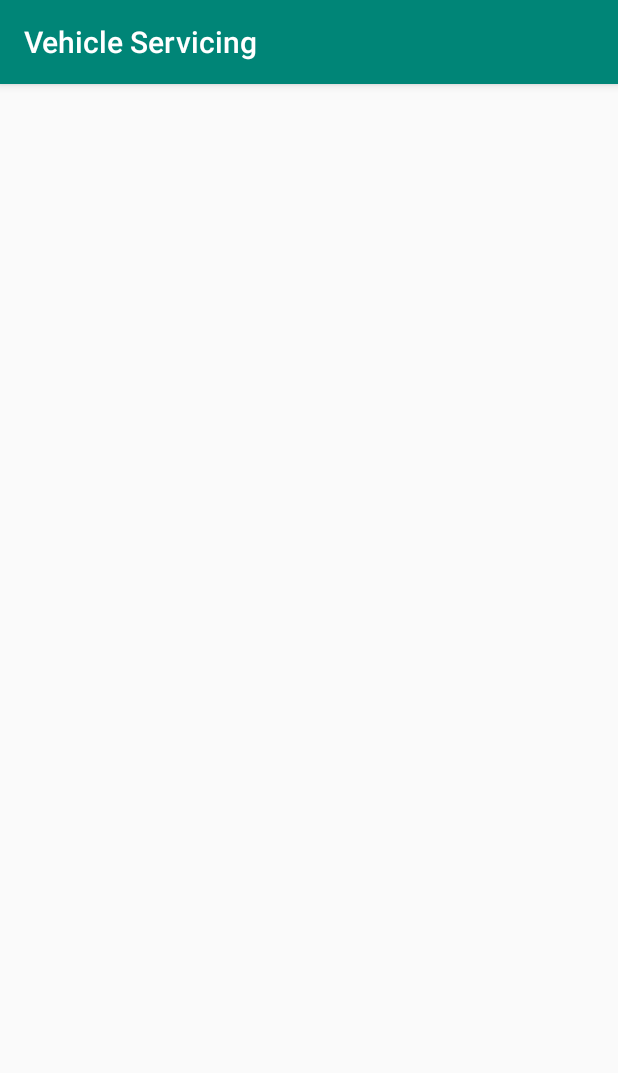
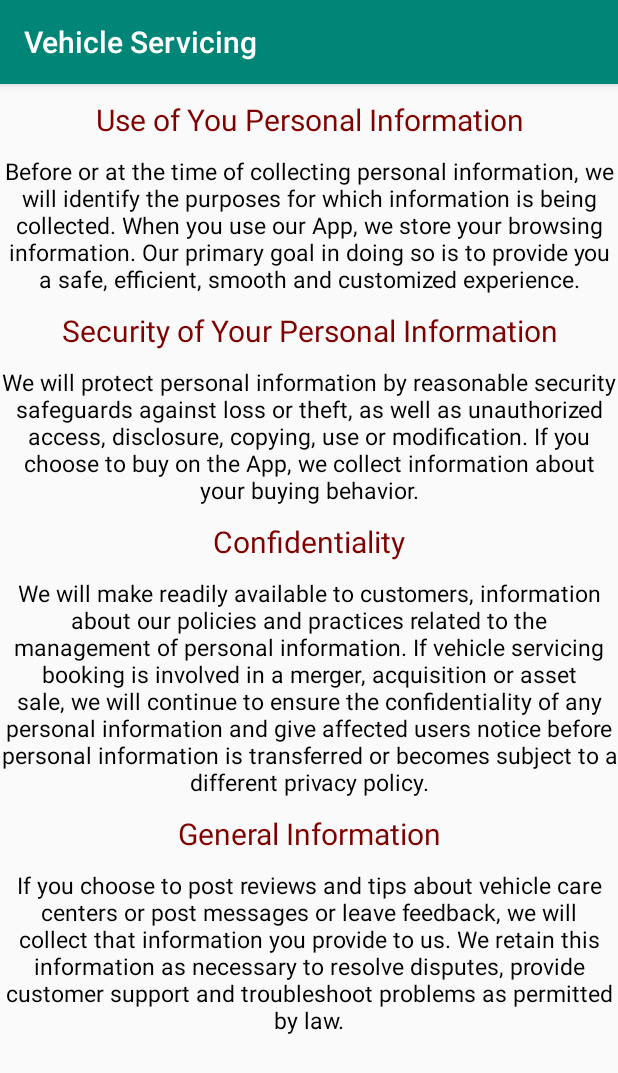
Before and after one commit to Ayushgjl/VehicleServicing, an Android app: the fragment ToolsFragment shown on its own in the app's theme, on a phone screen of 412 x 824 dp. Shown: the top 1073 px of the screen. Run offline under Robolectric (Android 15) with nearby library versions, the phone set to English and light mode, and no system bars.

Commit message:
faqs and privacy

```diff
--- a/app/src/main/java/com/ayushgjl/vehicleservicing/ui/Logout/SendFragment.java
+++ b/app/src/main/java/com/ayushgjl/vehicleservicing/ui/Logout/SendFragment.java
@@ -25,7 +25,6 @@ public class SendFragment extends Fragment {
         View root = inflater.inflate(R.layout.fragment_send,container, false);
         Intent intent = new Intent(getContext(), LoginActivity.class);
         startActivity(intent);
-
         return root;
 
 
--- /dev/null
+++ b/app/src/main/res/drawable/ic_chat_black_24dp.xml
@@ -0,0 +1,5 @@
+<vector android:height="24dp" android:tint="#8B0000"
+    android:viewportHeight="24.0" android:viewportWidth="24.0"
+    android:width="24dp" xmlns:android="http://schemas.android.com/apk/res/android">
+    <path android:fillColor="#FF000000" android:pathData="M20,2L4,2c-1.1,0 -1.99,0.9 -1.99,2L2,22l4,-4h14c1.1,0 2,-0.9 2,-2L22,4c0,-1.1 -0.9,-2 -2,-2zM6,9h12v2L6,11L6,9zM14,14L6,14v-2h8v2zM18,8L6,8L6,6h12v2z"/>
+</vector>
--- /dev/null
+++ b/app/src/main/res/drawable/ic_highlight_off_black_24dp.xml
@@ -0,0 +1,5 @@
+<vector android:height="24dp" android:tint="#8B0000"
+    android:viewportHeight="24.0" android:viewportWidth="24.0"
+    android:width="24dp" xmlns:android="http://schemas.android.com/apk/res/android">
+    <path android:fillColor="#FF000000" android:pathData="M14.59,8L12,10.59 9.41,8 8,9.41 10.59,12 8,14.59 9.41,16 12,13.41 14.59,16 16,14.59 13.41,12 16,9.41 14.59,8zM12,2C6.47,2 2,6.47 2,12s4.47,10 10,10 10,-4.47 10,-10S17.53,2 12,2zM12,20c-4.41,0 -8,-3.59 -8,-8s3.59,-8 8,-8 8,3.59 8,8 -3.59,8 -8,8z"/>
+</vector>
--- a/app/src/main/res/layout/fragment_tools.xml
+++ b/app/src/main/res/layout/fragment_tools.xml
@@ -1,19 +1,83 @@
 <?xml version="1.0" encoding="utf-8"?>
-<androidx.constraintlayout.widget.ConstraintLayout xmlns:android="http://schemas.android.com/apk/res/android"
+<LinearLayout xmlns:android="http://schemas.android.com/apk/res/android"
     xmlns:app="http://schemas.android.com/apk/res-auto"
     android:layout_width="match_parent"
-    android:layout_height="match_parent">
+    android:layout_height="match_parent"
+    android:orientation="vertical">
 
     <TextView
-        android:id="@+id/text_tools"
         android:layout_width="match_parent"
         android:layout_height="wrap_content"
-        android:layout_marginStart="8dp"
-        android:layout_marginTop="8dp"
-        android:layout_marginEnd="8dp"
-        android:textAlignment="center"
+        android:hint="Use of You Personal Information"
         android:textSize="20sp"
-        app:layout_constraintEnd_toEndOf="parent"
-        app:layout_constraintStart_toStartOf="parent"
-        app:layout_constraintTop_toTopOf="parent" />
-</androidx.constraintlayout.widget.ConstraintLayout>
+        android:gravity="center"
+        android:layout_marginTop="10sp"
+        android:textColorHint="#800000"
+        />
+    <TextView
+        android:layout_width="match_parent"
+        android:layout_height="wrap_content"
+        android:hint="Before or at the time of collecting personal information, we will identify the purposes for which information is being collected. When you use our App, we store your browsing information. Our primary goal in doing so is to provide you a safe, efficient, smooth and customized experience."
+        android:textSize="15sp"
+        android:gravity="center"
+        android:layout_marginTop="10sp"
+        android:textColorHint="#000000"
+        />
+    <TextView
+        android:layout_width="match_parent"
+        android:layout_height="wrap_content"
+        android:hint="Security of Your Personal Information"
+        android:textSize="20sp"
+        android:gravity="center"
+        android:layout_marginTop="10sp"
+        android:textColorHint="#800000"
+        />
+    <TextView
+        android:layout_width="match_parent"
+        android:layout_height="wrap_content"
+        android:hint="We will protect personal information by reasonable security safeguards against loss or theft, as well as unauthorized access, disclosure, copying, use or modification. If you choose to buy on the App, we collect information about your buying behavior."
+        android:textSize="15sp"
+        android:gravity="center"
+        android:layout_marginTop="10sp"
+        android:textColorHint="#000000"
+        />
+    <TextView
+        android:layout_width="match_parent"
+        android:layout_height="wrap_content"
+        android:hint="Confidentiality"
+        android:textSize="20sp"
+        android:gravity="center"
+        android:layout_marginTop="10sp"
+        android:textColorHint="#800000"
+        />
+    <TextView
+        android:layout_width="match_parent"
+        android:layout_height="wrap_content"
+        android:hint="We will make readily available to customers, information about our policies and practices related to the management of personal information.
+If vehicle servicing booking is involved in a merger, acquisition or asset sale, we will continue to ensure the confidentiality of any personal information and give affected users notice before personal information is transferred or becomes subject to a different privacy policy."
+        android:textSize="15sp"
+        android:gravity="center"
+        android:layout_marginTop="10sp"
+        android:textColorHint="#000000"
+        />
+    <TextView
+        android:layout_width="match_parent"
+        android:layout_height="wrap_content"
+        android:hint="General Information"
+        android:textSize="20sp"
+        android:gravity="center"
+        android:layout_marginTop="10sp"
+        android:textColorHint="#800000"
+        />
+    <TextView
+        android:layout_width="match_parent"
+        android:layout_height="wrap_content"
+        android:hint="If you choose to post reviews and tips about vehicle care centers or post messages or leave feedback, we will collect that information you provide to us. We retain this information as necessary to resolve disputes, provide customer support and troubleshoot problems as permitted by law."
+        android:textSize="15sp"
+        android:gravity="center"
+        android:layout_marginTop="10sp"
+        android:textColorHint="#000000"
+        />
+
+
+</LinearLayout>
--- a/app/src/main/res/menu/activity_main2_drawer.xml
+++ b/app/src/main/res/menu/activity_main2_drawer.xml
@@ -21,17 +21,17 @@
 
         <item
             android:id="@+id/nav_tools"
-            android:icon="@drawable/ic_location_on_black_24dp"
+            android:icon="@drawable/ic_highlight_off_black_24dp"
             android:title="Privacy and Policy" />
 
         <item
             android:id="@+id/nav_share"
-            android:icon="@drawable/ic_location_on_black_24dp"
+            android:icon="@drawable/ic_chat_black_24dp"
             android:title="FAQ" />
 
         <item
             android:id="@+id/nav_send"
-            android:icon="@drawable/ic_location_on_black_24dp"
+            android:icon="@drawable/ic_account_circle_black_24dp"
             android:title="Logout" />
 
 
```
Also changed, not shown: app/src/main/res/drawable/privacy.png (added).
